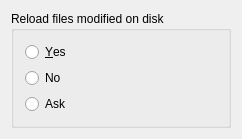
This is src/preferencesReload.ui in KDE/kgraphviewer as Qt 5 draws it before an edit. The edited form follows.
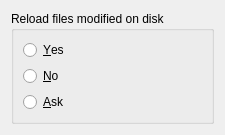
This is the edited form.

What changed in the file:
```diff
--- a/src/preferencesReload.ui
+++ b/src/preferencesReload.ui
@@ -6,34 +6,13 @@
    <rect>
     <x>0</x>
     <y>0</y>
-    <width>242</width>
-    <height>133</height>
+    <width>225</width>
+    <height>128</height>
    </rect>
   </property>
-  <property name="sizePolicy">
-   <sizepolicy hsizetype="Minimum" vsizetype="Minimum">
-    <horstretch>15</horstretch>
-    <verstretch>0</verstretch>
-   </sizepolicy>
-  </property>
-  <property name="minimumSize">
-   <size>
-    <width>100</width>
-    <height>100</height>
-   </size>
-  </property>
   <layout class="QGridLayout">
-   <property name="sizeConstraint">
-    <enum>QLayout::SetMinimumSize</enum>
-   </property>
    <item row="0" column="0">
     <widget class="QGroupBox" name="reloadOnChangeMode">
-     <property name="sizePolicy">
-      <sizepolicy hsizetype="MinimumExpanding" vsizetype="MinimumExpanding">
-       <horstretch>0</horstretch>
-       <verstretch>0</verstretch>
-      </sizepolicy>
-     </property>
      <property name="title">
       <string>Reload files modified on disk</string>
      </property>
@@ -41,9 +20,6 @@
       <number>2</number>
      </property>
      <layout class="QVBoxLayout" name="verticalLayout">
-      <property name="sizeConstraint">
-       <enum>QLayout::SetMinimumSize</enum>
-      </property>
       <item>
        <widget class="QRadioButton" name="yes">
         <property name="text">
@@ -54,20 +30,14 @@
       <item>
        <widget class="QRadioButton" name="no">
         <property name="text">
-         <string>No</string>
-        </property>
-        <property name="shortcut">
-         <string/>
+         <string>&amp;No</string>
         </property>
        </widget>
       </item>
       <item>
        <widget class="QRadioButton" name="ask">
         <property name="text">
-         <string>Ask</string>
-        </property>
-        <property name="shortcut">
-         <string/>
+         <string>&amp;Ask</string>
         </property>
        </widget>
       </item>
@@ -76,8 +46,6 @@
    </item>
   </layout>
  </widget>
- <layoutdefault spacing="6" margin="11"/>
- <pixmapfunction>qPixmapFromMimeSource</pixmapfunction>
  <resources/>
  <connections/>
 </ui>
```
